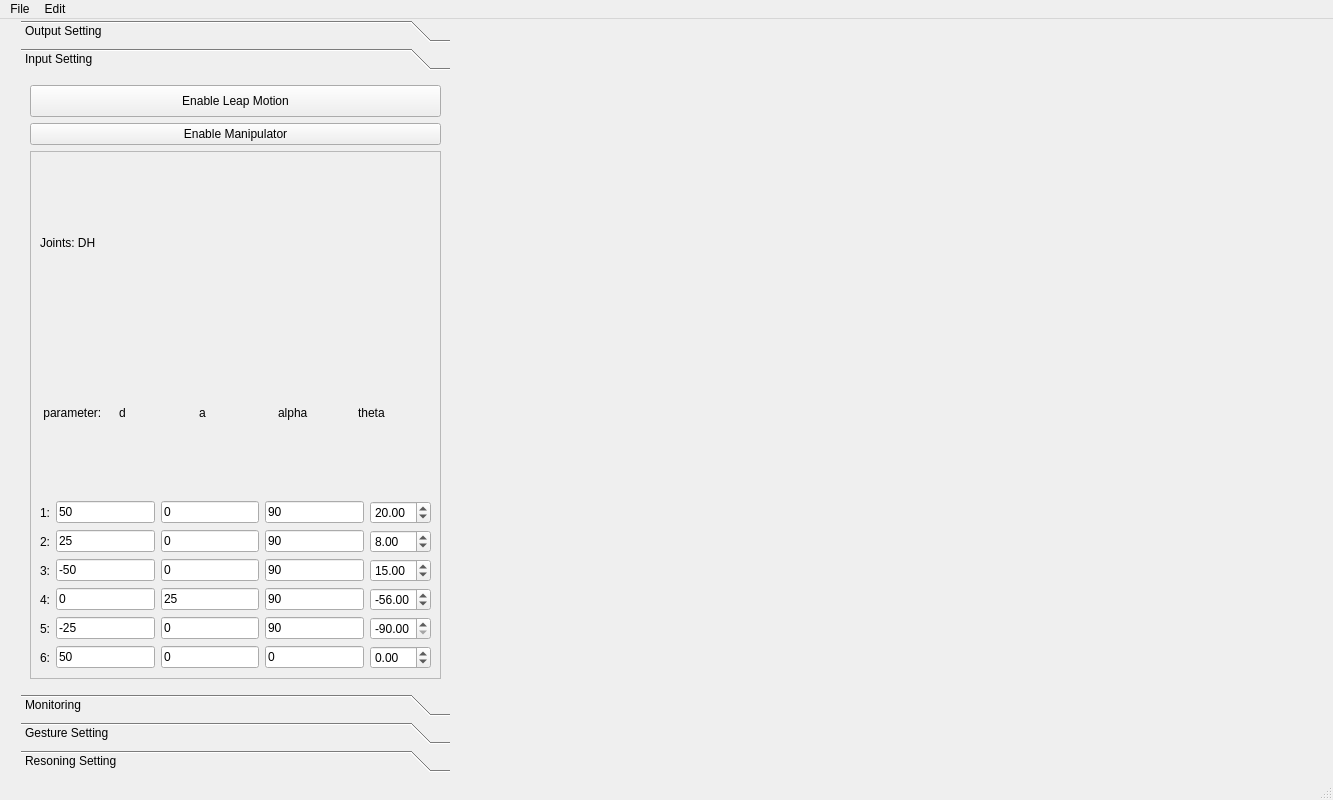
Qt form UIs/mainWindow.ui (newuniverse/In-air-interaction) before a commit.
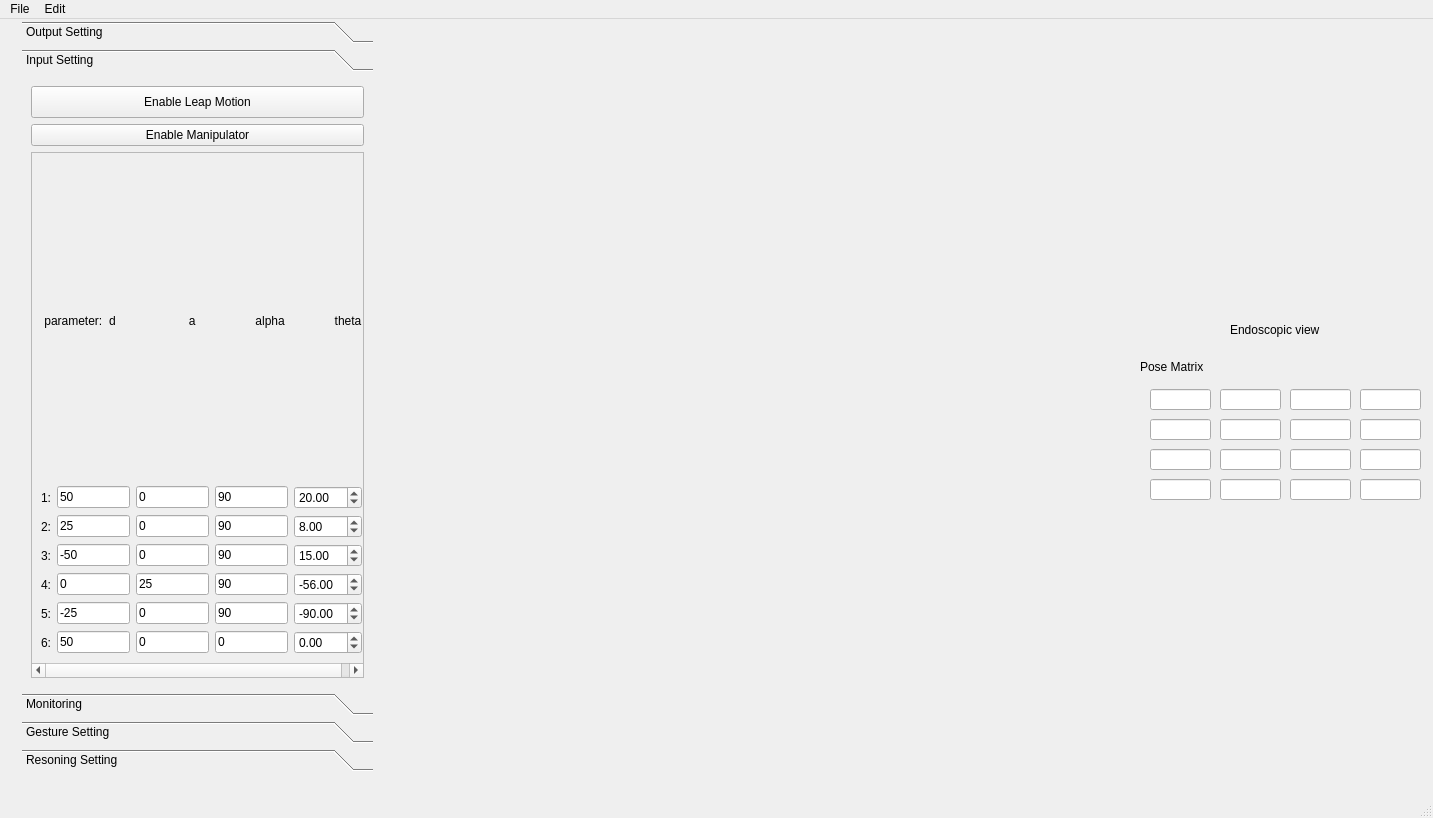
The same form after that commit. The open tabs and pages were chosen to show the change. Custom widgets are drawn as their Qt base class.

Diff of the .ui file:
```diff
--- a/UIs/mainWindow.ui
+++ b/UIs/mainWindow.ui
@@ -6,8 +6,8 @@
    <rect>
     <x>0</x>
     <y>0</y>
-    <width>1333</width>
-    <height>800</height>
+    <width>1433</width>
+    <height>818</height>
    </rect>
   </property>
   <property name="minimumSize">
@@ -20,21 +20,236 @@
    <string>MainWindow</string>
   </property>
   <widget class="QWidget" name="centralwidget">
-   <widget class="QWidget" name="layoutWidget">
+   <widget class="QVTKWidget" name="qvtkWidget_endoscope">
     <property name="geometry">
      <rect>
-      <x>21</x>
-      <y>1</y>
-      <width>1275</width>
-      <height>752</height>
+      <x>1140</x>
+      <y>0</y>
+      <width>290</width>
+      <height>290</height>
      </rect>
     </property>
-    <layout class="QHBoxLayout" name="horizontalLayout_37">
-     <item>
+   </widget>
+   <widget class="QLabel" name="label_26">
+    <property name="geometry">
+     <rect>
+      <x>1140</x>
+      <y>340</y>
+      <width>81</width>
+      <height>16</height>
+     </rect>
+    </property>
+    <property name="text">
+     <string>Pose Matrix</string>
+    </property>
+   </widget>
+   <widget class="QLineEdit" name="pw">
+    <property name="geometry">
+     <rect>
+      <x>1360</x>
+      <y>460</y>
+      <width>61</width>
+      <height>21</height>
+     </rect>
+    </property>
+   </widget>
+   <widget class="QLineEdit" name="by">
+    <property name="geometry">
+     <rect>
+      <x>1220</x>
+      <y>400</y>
+      <width>61</width>
+      <height>21</height>
+     </rect>
+    </property>
+   </widget>
+   <widget class="QLineEdit" name="bw">
+    <property name="geometry">
+     <rect>
+      <x>1220</x>
+      <y>460</y>
+      <width>61</width>
+      <height>21</height>
+     </rect>
+    </property>
+   </widget>
+   <widget class="QLineEdit" name="nz">
+    <property name="geometry">
+     <rect>
+      <x>1150</x>
+      <y>430</y>
+      <width>61</width>
+      <height>21</height>
+     </rect>
+    </property>
+   </widget>
+   <widget class="QLineEdit" name="bx">
+    <property name="geometry">
+     <rect>
+      <x>1220</x>
+      <y>370</y>
+      <width>61</width>
+      <height>21</height>
+     </rect>
+    </property>
+   </widget>
+   <widget class="QLineEdit" name="px">
+    <property name="geometry">
+     <rect>
+      <x>1360</x>
+      <y>370</y>
+      <width>61</width>
+      <height>21</height>
+     </rect>
+    </property>
+   </widget>
+   <widget class="QLineEdit" name="py">
+    <property name="geometry">
+     <rect>
+      <x>1360</x>
+      <y>400</y>
+      <width>61</width>
+      <height>21</height>
+     </rect>
+    </property>
+   </widget>
+   <widget class="QLineEdit" name="nx">
+    <property name="geometry">
+     <rect>
+      <x>1150</x>
+      <y>370</y>
+      <width>61</width>
+      <height>21</height>
+     </rect>
+    </property>
+   </widget>
+   <widget class="QLineEdit" name="tx">
+    <property name="geometry">
+     <rect>
+      <x>1290</x>
+      <y>370</y>
+      <width>61</width>
+      <height>21</height>
+     </rect>
+    </property>
+   </widget>
+   <widget class="QLineEdit" name="ny">
+    <property name="geometry">
+     <rect>
+      <x>1150</x>
+      <y>400</y>
+      <width>61</width>
+      <height>21</height>
+     </rect>
+    </property>
+   </widget>
+   <widget class="QLineEdit" name="nw">
+    <property name="geometry">
+     <rect>
+      <x>1150</x>
+      <y>460</y>
+      <width>61</width>
+      <height>21</height>
+     </rect>
+    </property>
+   </widget>
+   <widget class="QLineEdit" name="ty">
+    <property name="geometry">
+     <rect>
+      <x>1290</x>
+      <y>400</y>
+      <width>61</width>
+      <height>21</height>
+     </rect>
+    </property>
+   </widget>
+   <widget class="QLineEdit" name="pz">
+    <property name="geometry">
+     <rect>
+      <x>1360</x>
+      <y>430</y>
+      <width>61</width>
+      <height>21</height>
+     </rect>
+    </property>
+   </widget>
+   <widget class="QLineEdit" name="tw">
+    <property name="geometry">
+     <rect>
+      <x>1290</x>
+      <y>460</y>
+      <width>61</width>
+      <height>21</height>
+     </rect>
+    </property>
+   </widget>
+   <widget class="QLineEdit" name="bz">
+    <property name="geometry">
+     <rect>
+      <x>1220</x>
+      <y>430</y>
+      <width>61</width>
+      <height>21</height>
+     </rect>
+    </property>
+   </widget>
+   <widget class="QLineEdit" name="tz">
+    <property name="geometry">
+     <rect>
+      <x>1290</x>
+      <y>430</y>
+      <width>61</width>
+      <height>21</height>
+     </rect>
+    </property>
+   </widget>
+   <widget class="QLabel" name="label_25">
+    <property name="geometry">
+     <rect>
+      <x>1230</x>
+      <y>300</y>
+      <width>111</width>
+      <height>21</height>
+     </rect>
+    </property>
+    <property name="text">
+     <string>Endoscopic view</string>
+    </property>
+   </widget>
+   <widget class="QVTKWidget" name="qvtkWidget">
+    <property name="geometry">
+     <rect>
+      <x>380</x>
+      <y>0</y>
+      <width>750</width>
+      <height>750</height>
+     </rect>
+    </property>
+    <property name="sizePolicy">
+     <sizepolicy hsizetype="Expanding" vsizetype="Expanding">
+      <horstretch>0</horstretch>
+      <verstretch>0</verstretch>
+     </sizepolicy>
+    </property>
+    <property name="minimumSize">
+     <size>
+      <width>750</width>
+      <height>750</height>
+     </size>
+    </property>
+   </widget>
       <widget class="QToolBox" name="toolBox">
+    <property name="geometry">
+     <rect>
+      <x>22</x>
+      <y>2</y>
+      <width>351</width>
+      <height>750</height>
+     </rect>
+    </property>
        <property name="minimumSize">
         <size>
-         <width>400</width>
+      <width>350</width>
          <height>730</height>
         </size>
        </property>
@@ -510,7 +725,7 @@
          <rect>
           <x>0</x>
           <y>0</y>
-          <width>413</width>
+       <width>351</width>
           <height>595</height>
          </rect>
         </property>
@@ -545,7 +760,7 @@
           <widget class="QScrollArea" name="scrollArea_2">
            <property name="minimumSize">
             <size>
-             <width>350</width>
+          <width>300</width>
              <height>400</height>
             </size>
            </property>
@@ -555,20 +770,13 @@
            <widget class="QWidget" name="scrollAreaWidgetContents_2">
             <property name="geometry">
              <rect>
-              <x>0</x>
+           <x>-50</x>
               <y>0</y>
-              <width>387</width>
-              <height>501</height>
+           <width>375</width>
+           <height>486</height>
              </rect>
             </property>
             <layout class="QVBoxLayout" name="verticalLayout_2">
-             <item>
-              <widget class="QLabel" name="label_9">
-               <property name="text">
-                <string>Joints: DH</string>
-               </property>
-              </widget>
-             </item>
              <item>
               <layout class="QHBoxLayout" name="horizontalLayout_3">
                <item>
@@ -581,28 +789,7 @@
                <item>
                 <widget class="QLabel" name="label_11">
                  <property name="text">
-                  <string>d</string>
-                 </property>
-                </widget>
-               </item>
-               <item>
-                <widget class="QLabel" name="label_12">
-                 <property name="text">
-                  <string>a</string>
-                 </property>
-                </widget>
-               </item>
-               <item>
-                <widget class="QLabel" name="label_13">
-                 <property name="text">
-                  <string>alpha</string>
-                 </property>
-                </widget>
-               </item>
-               <item>
-                <widget class="QLabel" name="label_14">
-                 <property name="text">
-                  <string>theta</string>
+               <string>d                      a                  alpha               theta</string>
                  </property>
                 </widget>
                </item>
@@ -641,10 +828,10 @@
                <item>
                 <widget class="QDoubleSpinBox" name="j1theta">
                  <property name="minimum">
-                  <double>-90.000000000000000</double>
+               <double>-180.000000000000000</double>
                  </property>
                  <property name="maximum">
-                  <double>90.989999999999995</double>
+               <double>180.000000000000000</double>
                  </property>
                  <property name="value">
                   <double>20.000000000000000</double>
@@ -686,10 +873,10 @@
                <item>
                 <widget class="QDoubleSpinBox" name="j2theta">
                  <property name="minimum">
-                  <double>-90.000000000000000</double>
+               <double>-180.000000000000000</double>
                  </property>
                  <property name="maximum">
-                  <double>90.989999999999995</double>
+               <double>180.000000000000000</double>
                  </property>
                  <property name="value">
                   <double>8.000000000000000</double>
@@ -731,10 +918,10 @@
                <item>
                 <widget class="QDoubleSpinBox" name="j3theta">
                  <property name="minimum">
-                  <double>-90.000000000000000</double>
+               <double>-180.000000000000000</double>
                  </property>
                  <property name="maximum">
-                  <double>90.989999999999995</double>
+               <double>180.000000000000000</double>
                  </property>
                  <property name="value">
                   <double>15.000000000000000</double>
@@ -776,10 +963,10 @@
                <item>
                 <widget class="QDoubleSpinBox" name="j4theta">
                  <property name="minimum">
-                  <double>-90.000000000000000</double>
+               <double>-180.000000000000000</double>
                  </property>
                  <property name="maximum">
-                  <double>90.989999999999995</double>
+               <double>180.000000000000000</double>
                  </property>
                  <property name="value">
                   <double>-56.000000000000000</double>
@@ -821,10 +1008,10 @@
                <item>
                 <widget class="QDoubleSpinBox" name="j5theta">
                  <property name="minimum">
-                  <double>-90.000000000000000</double>
+               <double>-180.000000000000000</double>
                  </property>
                  <property name="maximum">
-                  <double>90.989999999999995</double>
+               <double>180.000000000000000</double>
                  </property>
                  <property name="value">
                   <double>-90.000000000000000</double>
@@ -866,10 +1053,10 @@
                <item>
                 <widget class="QDoubleSpinBox" name="j6theta">
                  <property name="minimum">
-                  <double>-90.000000000000000</double>
+               <double>-180.000000000000000</double>
                  </property>
                  <property name="maximum">
-                  <double>90.989999999999995</double>
+               <double>180.000000000000000</double>
                  </property>
                 </widget>
                </item>
@@ -895,16 +1082,6 @@
           </rect>
          </property>
         </widget>
-        <widget class="QVTKWidget" name="qvtkWidget_endoscope">
-         <property name="geometry">
-          <rect>
-           <x>20</x>
-           <y>330</y>
-           <width>361</width>
-           <height>251</height>
-          </rect>
-         </property>
-        </widget>
         <widget class="QVTKWidget" name="qvtkWidget_front">
          <property name="geometry">
           <rect>
@@ -964,19 +1141,6 @@
           <string>Top view</string>
          </property>
         </widget>
-        <widget class="QLabel" name="label_25">
-         <property name="geometry">
-          <rect>
-           <x>20</x>
-           <y>310</y>
-           <width>111</width>
-           <height>21</height>
-          </rect>
-         </property>
-         <property name="text">
-          <string>Endoscopic view</string>
-         </property>
-        </widget>
        </widget>
        <widget class="QWidget" name="setting3">
         <property name="geometry">
@@ -1205,45 +1369,50 @@
         </layout>
        </widget>
       </widget>
-     </item>
-     <item>
-      <widget class="QVTKWidget" name="qvtkWidget">
-       <property name="sizePolicy">
-        <sizepolicy hsizetype="Expanding" vsizetype="Expanding">
-         <horstretch>0</horstretch>
-         <verstretch>0</verstretch>
-        </sizepolicy>
-       </property>
-       <property name="minimumSize">
-        <size>
-         <width>840</width>
-         <height>750</height>
-        </size>
-       </property>
-      </widget>
-     </item>
-     <item>
-      <spacer name="horizontalSpacer_5">
-       <property name="orientation">
-        <enum>Qt::Horizontal</enum>
-       </property>
-       <property name="sizeHint" stdset="0">
-        <size>
-         <width>13</width>
-         <height>20</height>
-        </size>
-       </property>
-      </spacer>
-     </item>
-    </layout>
-   </widget>
+   <zorder>layoutWidget</zorder>
+   <zorder>toolBox</zorder>
+   <zorder>qvtkWidget_top</zorder>
+   <zorder>toolBox</zorder>
+   <zorder>qvtkWidget_endoscope</zorder>
+   <zorder>label_26</zorder>
+   <zorder>tw</zorder>
+   <zorder>by</zorder>
+   <zorder>bw</zorder>
+   <zorder>nz</zorder>
+   <zorder>bx</zorder>
+   <zorder>nx</zorder>
+   <zorder>tx</zorder>
+   <zorder>ny</zorder>
+   <zorder>nw</zorder>
+   <zorder>ty</zorder>
+   <zorder>bz</zorder>
+   <zorder>tz</zorder>
+   <zorder>nx</zorder>
+   <zorder>bx</zorder>
+   <zorder>pw</zorder>
+   <zorder>by</zorder>
+   <zorder>bw</zorder>
+   <zorder>nz</zorder>
+   <zorder>bx</zorder>
+   <zorder>px</zorder>
+   <zorder>py</zorder>
+   <zorder>nx</zorder>
+   <zorder>tx</zorder>
+   <zorder>ny</zorder>
+   <zorder>nw</zorder>
+   <zorder>ty</zorder>
+   <zorder>pz</zorder>
+   <zorder>tw</zorder>
+   <zorder>bz</zorder>
+   <zorder>tz</zorder>
+   <zorder>label_25</zorder>
   </widget>
   <widget class="QMenuBar" name="menubar">
    <property name="geometry">
     <rect>
      <x>0</x>
      <y>0</y>
-     <width>1333</width>
+     <width>1433</width>
      <height>22</height>
     </rect>
    </property>
```
Left out of the diff: 50 changed lines with no effect on the pictures. Lines whose indentation alone changed are shown as unchanged.
